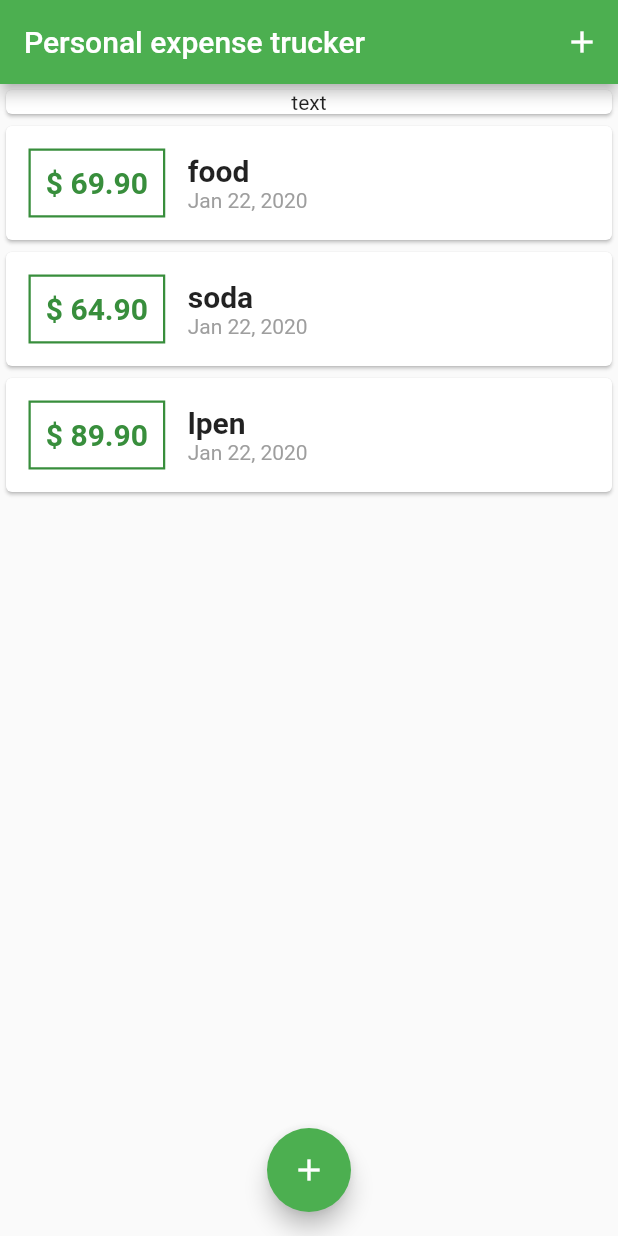
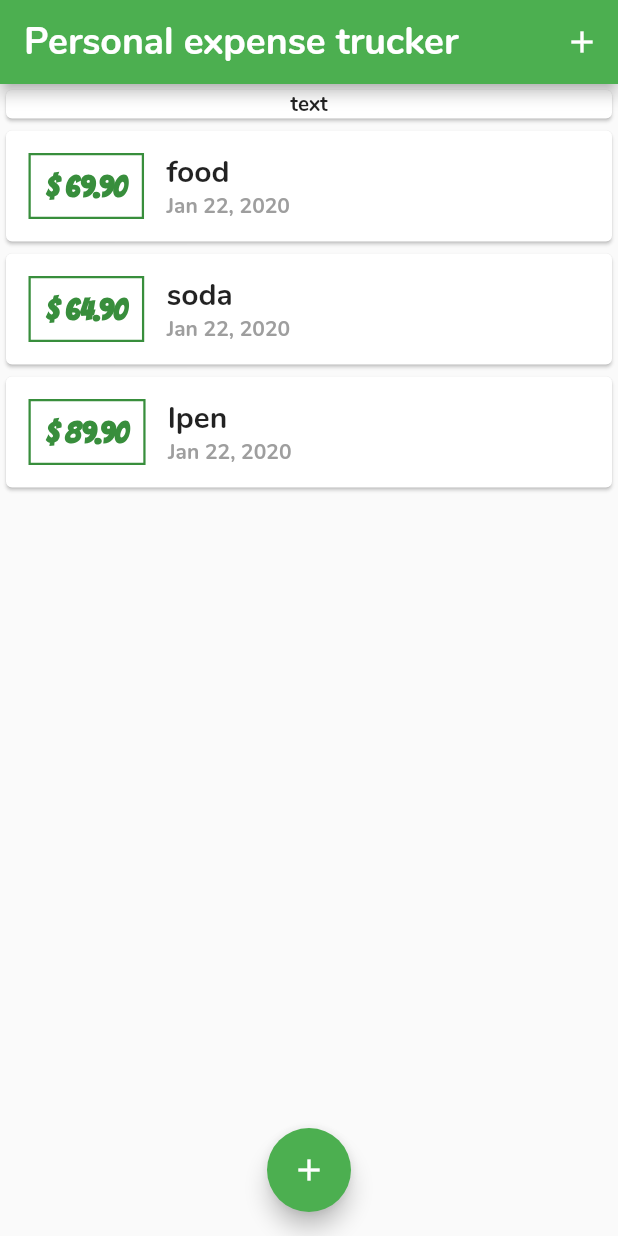
Before and after one commit to ahmad4hat/flutter_learning_all, a Flutter app: the screen it shows after launch, on a phone screen of 412 x 824 dp. Run offline on Flutter 3.47's test engine with Material 2 defaults, Android fonts, the phone set to English and light mode, and no system bars; missing offline and left inert: dart:ffi.

Commit message:
personal expense app : fonst added

```diff
--- a/personal_expense_tracker_app/lib/main.dart
+++ b/personal_expense_tracker_app/lib/main.dart
@@ -10,7 +10,15 @@ class MyApp extends StatelessWidget {
   Widget build(BuildContext context) {
     return MaterialApp(
       home: Home(),
-      theme: ThemeData(primarySwatch: Colors.green),
+      theme: ThemeData(
+        primarySwatch: Colors.green,
+        fontFamily: 'Nunito',
+        appBarTheme: AppBarTheme(
+          textTheme: ThemeData.light().textTheme.copyWith(
+                title: TextStyle(fontFamily: 'Nunito', fontSize: 25),
+              ),
+        ),
+      ),
       title: "Personal Expense trucker",
     );
   }
--- a/personal_expense_tracker_app/lib/widgets/transaction_list.dart
+++ b/personal_expense_tracker_app/lib/widgets/transaction_list.dart
@@ -23,6 +23,7 @@ class TransactionList extends StatelessWidget {
                     style: TextStyle(
                         fontWeight: FontWeight.bold,
                         fontSize: 20,
+                        fontFamily: 'Bangers-Regular',
                         color: Theme.of(context).primaryColorDark),
                   ),
                   decoration: BoxDecoration(
```
Also changed, not shown: personal_expense_tracker_app/pubspec.yaml (+9 -11 lines), personal_expense_tracker_app/assets/fonts/Bangers-Regular.ttf (added), personal_expense_tracker_app/assets/fonts/Nunito-Black.ttf (added), personal_expense_tracker_app/assets/fonts/Nunito-BlackItalic.ttf (added), personal_expense_tracker_app/assets/fonts/Nunito-Bold.ttf (added), personal_expense_tracker_app/assets/fonts/Nunito-BoldItalic.ttf (added), personal_expense_tracker_app/assets/fonts/Nunito-ExtraBold.ttf (added), personal_expense_tracker_app/assets/fonts/Nunito-ExtraBoldItalic.ttf (added), personal_expense_tracker_app/assets/fonts/Nunito-ExtraLight.ttf (added), personal_expense_tracker_app/assets/fonts/Nunito-ExtraLightItalic.ttf (added), personal_expense_tracker_app/assets/fonts/Nunito-Italic.ttf (added), personal_expense_tracker_app/assets/fonts/Nunito-Light.ttf (added), personal_expense_tracker_app/assets/fonts/Nunito-LightItalic.ttf (added), personal_expense_tracker_app/assets/fonts/Nunito-Regular.ttf (added), 2 more files.
